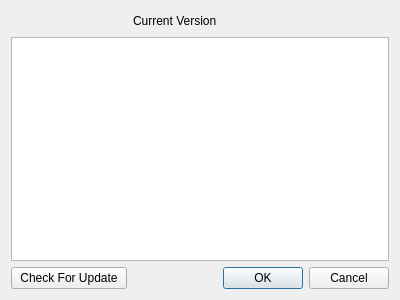
Before: the Qt Designer form CAMan/about_dlg.ui in jykim74/CertMan, drawn with Qt 5.
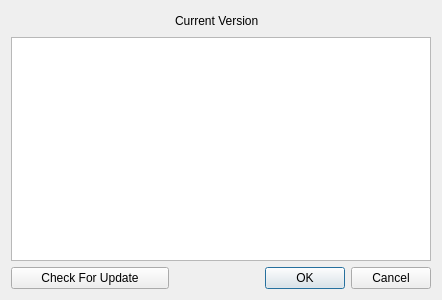
After: the same form once the commit is applied.

Patch:
```diff
--- a/CAMan/about_dlg.ui
+++ b/CAMan/about_dlg.ui
@@ -6,7 +6,7 @@
    <rect>
     <x>0</x>
     <y>0</y>
-    <width>400</width>
+    <width>442</width>
     <height>300</height>
    </rect>
   </property>
```
Left out of the diff: 2 changed lines with no effect on the pictures.
